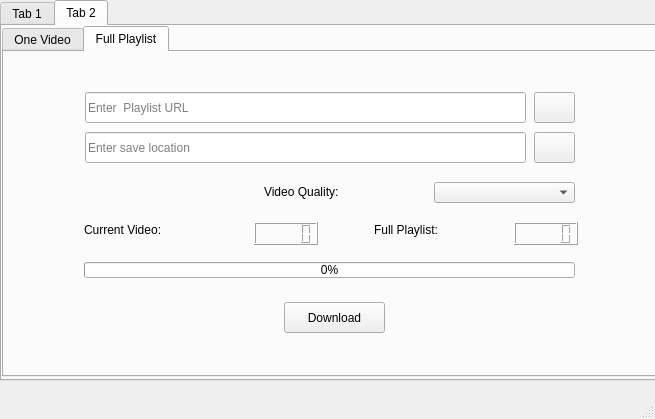
Before: the Qt Designer form main.ui in yash9724/pyDownloader, drawn with Qt 5.
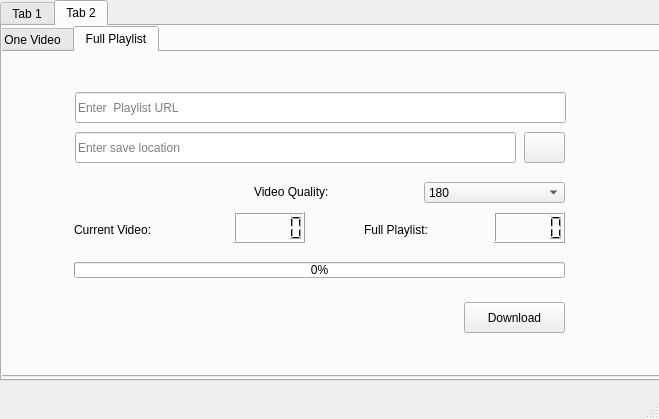
After: the same form once the commit is applied. The open tabs and pages were chosen to show the change. Icons and pictures are not drawn.

Commit message: Feature to download single youtube video and playlist added. Tab 2 completed.

The edit to the form file:
```diff
--- a/main.ui
+++ b/main.ui
@@ -6,14 +6,26 @@
    <rect>
     <x>0</x>
     <y>0</y>
-    <width>655</width>
+    <width>659</width>
     <height>419</height>
    </rect>
   </property>
+  <property name="sizePolicy">
+   <sizepolicy hsizetype="Fixed" vsizetype="Fixed">
+    <horstretch>0</horstretch>
+    <verstretch>0</verstretch>
+   </sizepolicy>
+  </property>
   <property name="windowTitle">
    <string>MainWindow</string>
   </property>
   <widget class="QWidget" name="centralwidget">
+   <property name="sizePolicy">
+    <sizepolicy hsizetype="Fixed" vsizetype="Fixed">
+     <horstretch>0</horstretch>
+     <verstretch>0</verstretch>
+    </sizepolicy>
+   </property>
    <widget class="QTabWidget" name="tabWidget">
     <property name="geometry">
      <rect>
@@ -113,9 +125,9 @@
      <widget class="QTabWidget" name="tabWidget_2">
       <property name="geometry">
        <rect>
-        <x>0</x>
+        <x>-10</x>
         <y>0</y>
-        <width>661</width>
+        <width>671</width>
         <height>351</height>
        </rect>
       </property>
@@ -267,6 +279,36 @@
           <height>21</height>
          </rect>
         </property>
+        <item>
+         <property name="text">
+          <string>180</string>
+         </property>
+        </item>
+        <item>
+         <property name="text">
+          <string>240</string>
+         </property>
+        </item>
+        <item>
+         <property name="text">
+          <string>360</string>
+         </property>
+        </item>
+        <item>
+         <property name="text">
+          <string>480</string>
+         </property>
+        </item>
+        <item>
+         <property name="text">
+          <string>720</string>
+         </property>
+        </item>
+        <item>
+         <property name="text">
+          <string>1080</string>
+         </property>
+        </item>
        </widget>
        <widget class="QLineEdit" name="lineEdit_5">
         <property name="geometry">
@@ -286,7 +328,7 @@
          <rect>
           <x>81</x>
           <y>40</y>
-          <width>441</width>
+          <width>491</width>
           <height>31</height>
          </rect>
         </property>
@@ -297,27 +339,10 @@
          <string>Enter  Playlist URL</string>
         </property>
        </widget>
-       <widget class="QPushButton" name="pushButton_6">
-        <property name="geometry">
-         <rect>
-          <x>530</x>
-          <y>40</y>
-          <width>41</width>
-          <height>31</height>
-         </rect>
-        </property>
-        <property name="text">
-         <string/>
-        </property>
-        <property name="icon">
-         <iconset resource="photo.qrc">
-          <normaloff>:/icons/check.png</normaloff>:/icons/check.png</iconset>
-        </property>
-       </widget>
        <widget class="QPushButton" name="btnPlaylistDownload">
         <property name="geometry">
          <rect>
-          <x>280</x>
+          <x>470</x>
           <y>250</y>
           <width>101</width>
           <height>31</height>
@@ -386,20 +411,20 @@
        <widget class="QLCDNumber" name="lcdNumber">
         <property name="geometry">
          <rect>
-          <x>250</x>
-          <y>170</y>
-          <width>64</width>
-          <height>23</height>
+          <x>240</x>
+          <y>160</y>
+          <width>71</width>
+          <height>31</height>
          </rect>
         </property>
        </widget>
        <widget class="QLCDNumber" name="lcdNumber_2">
         <property name="geometry">
          <rect>
-          <x>510</x>
-          <y>170</y>
-          <width>64</width>
-          <height>23</height>
+          <x>500</x>
+          <y>160</y>
+          <width>71</width>
+          <height>31</height>
          </rect>
         </property>
        </widget>
```
Left out of the diff: 76 changed lines with no effect on the pictures. The commit also changes 2 other files.
